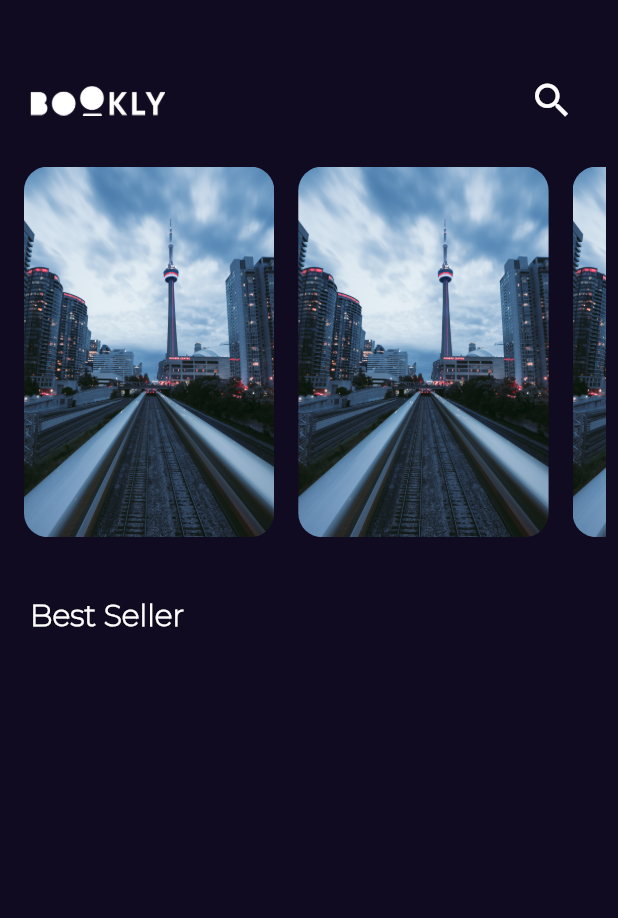
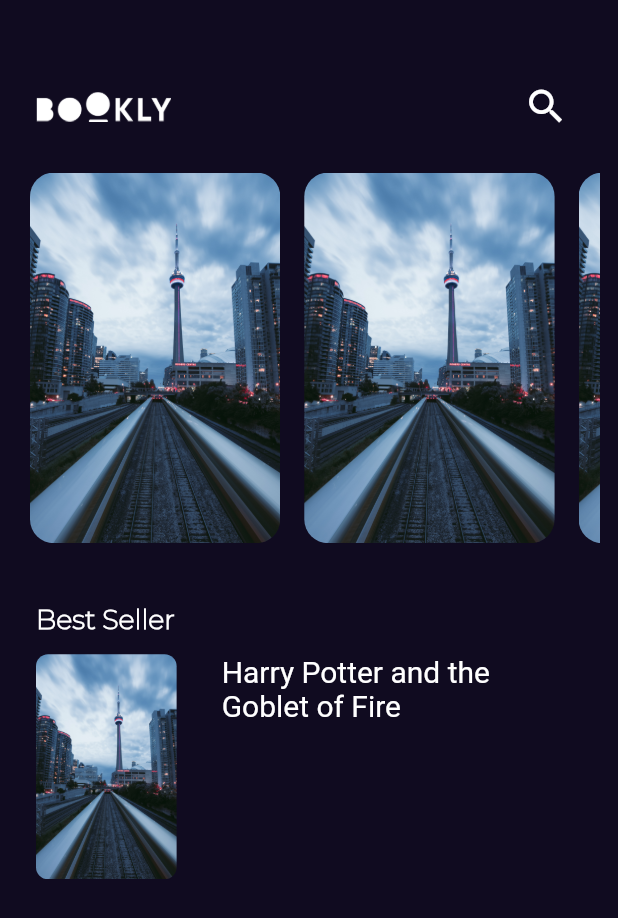
Before and after one commit to wohamedosama/book_app, a Flutter app: the screen it shows after launch, on a phone screen of 412 x 824 dp. Shown: the top 918 px of the screen. Run offline on Flutter 3.47's test engine with Material 2 defaults, Android fonts, the phone set to English and light mode, and no system bars; our stand-ins replace get; Roboto replaces fonts that are missing (GT Sectra Fine).

Commit message:
Finish Font Style And Text

```diff
--- a/lib/constants.dart
+++ b/lib/constants.dart
@@ -2,3 +2,5 @@ import 'package:flutter/cupertino.dart';
 
 const kPrimaryColor = Color(0xff100B20);
 const kTransitionDuration = Duration(milliseconds: 500);
+const kGtSectraFine = 'GT Sectra Fine';
+const kMontserrat = 'Montserrat';
--- /dev/null
+++ b/lib/core/utils/styles/styles.dart
@@ -0,0 +1,30 @@
+import 'package:book_app/constants.dart';
+import 'package:flutter/material.dart';
+
+class Styles {
+  static const textStyle18 = TextStyle(
+    fontFamily: kMontserrat,
+    fontSize: 18,
+    color: Colors.white,
+    fontWeight: FontWeight.w600,
+  );
+  static const textStyle20 = TextStyle(
+    fontSize: 20,
+    fontWeight: FontWeight.normal,
+    fontFamily: kGtSectraFine,
+  );
+  static const textStyle14 = TextStyle(
+    fontSize: 14,
+    fontWeight: FontWeight.normal,
+  );
+  static const textStyle16 = TextStyle(
+    fontFamily: 'Gilroy-Bold',
+    fontSize: 16,
+    fontWeight: FontWeight.w500,
+  );
+  static const textStyle30 = TextStyle(
+    fontSize: 30,
+    fontWeight: FontWeight.normal,
+    fontFamily: kGtSectraFine,
+  );
+}
--- a/lib/core/utils/theme/dark_theme.dart
+++ b/lib/core/utils/theme/dark_theme.dart
@@ -1,16 +1,25 @@
 import 'package:book_app/constants.dart';
 import 'package:flutter/material.dart';
 
-ThemeData lightTheme = ThemeData(
-  scaffoldBackgroundColor: Colors.white,
+ThemeData darkTheme = ThemeData(
+  scaffoldBackgroundColor: kPrimaryColor,
   fontFamily: 'Montserrat',
   textTheme: const TextTheme(
     titleMedium: TextStyle(
-      fontFamily: 'Montserrat',
-      color: kPrimaryColor,
-      fontSize: 20,
+      color: Colors.white,
+      fontSize: 18,
       fontWeight: FontWeight.w600,
       height: 1.2,
     ),
+    titleLarge: TextStyle(
+      color: Colors.white,
+      fontSize: 20,
+      fontWeight: FontWeight.normal,
+      fontFamily: kGtSectraFine,
+    ),
+    titleSmall: TextStyle(
+      fontWeight: FontWeight.normal,
+      fontSize: 14,
+    ),
   ),
 );
--- a/lib/core/utils/theme/light_theme.dart
+++ b/lib/core/utils/theme/light_theme.dart
@@ -1,16 +1,20 @@
 import 'package:book_app/constants.dart';
 import 'package:flutter/material.dart';
 
-ThemeData darkTheme = ThemeData(
-  scaffoldBackgroundColor: kPrimaryColor,
-  fontFamily: 'Montserrat',
+ThemeData lightTheme = ThemeData(
+  scaffoldBackgroundColor: Colors.white,
+  fontFamily: kMontserrat,
   textTheme: const TextTheme(
     titleMedium: TextStyle(
-      fontFamily: 'Montserrat',
-      color: Colors.white,
+      fontFamily: kMontserrat,
+      color: kPrimaryColor,
       fontSize: 20,
       fontWeight: FontWeight.w600,
       height: 1.2,
     ),
+    titleLarge: TextStyle(
+      fontSize: 18,
+      fontWeight: FontWeight.w600,
+    ),
   ),
 );
--- a/lib/features/home/presentation/views/widgets/custom_app_bar.dart
+++ b/lib/features/home/presentation/views/widgets/custom_app_bar.dart
@@ -24,8 +24,8 @@ class CustomAppBar extends StatelessWidget {
             onPressed: () {},
             icon: const Icon(
               Icons.search,
+              color: Colors.white,
               size: 30,
-              color: Colors.white,
             ),
           ),
         ],
--- a/lib/features/home/presentation/views/widgets/home_view_body.dart
+++ b/lib/features/home/presentation/views/widgets/home_view_body.dart
@@ -1,3 +1,5 @@
+import 'package:book_app/core/utils/assets.dart';
+import 'package:book_app/core/utils/theme/dark_theme.dart';
 import 'package:book_app/features/home/presentation/views/widgets/custom_app_bar.dart';
 import 'package:book_app/features/home/presentation/views/widgets/feature_book_list_view.dart';
 import 'package:flutter/material.dart';
@@ -8,7 +10,7 @@ class HomeViewBody extends StatelessWidget {
   @override
   Widget build(BuildContext context) {
     return Padding(
-      padding: const EdgeInsets.all(8.0),
+      padding: const EdgeInsets.all(12.0),
       child: Column(
         crossAxisAlignment: CrossAxisAlignment.start,
         children: [
@@ -19,14 +21,55 @@ class HomeViewBody extends StatelessWidget {
             padding: const EdgeInsets.only(left: 12.0),
             child: Text(
               'Best Seller',
-              style: ThemeData().textTheme.titleMedium!.copyWith(
-                    color: Colors.white,
-                    fontSize: 20,
-                    fontFamily: 'Montserrat',
-                    fontWeight: FontWeight.w600,
-                    height: 1.2,
+              style: darkTheme.textTheme.titleMedium,
+            ),
+          ),
+          const BestSellerListViewItem(),
+        ],
+      ),
+    );
+  }
+}
+
+class BestSellerListViewItem extends StatelessWidget {
+  const BestSellerListViewItem({super.key});
+
+  @override
+  Widget build(BuildContext context) {
+    return Padding(
+      padding: const EdgeInsets.all(12.0),
+      child: Row(
+        crossAxisAlignment: CrossAxisAlignment.start,
+        children: [
+          SizedBox(
+            height: 150,
+            child: AspectRatio(
+              aspectRatio: 2.5 / 4,
+              child: Container(
+                decoration: BoxDecoration(
+                  borderRadius: BorderRadius.circular(8),
+                  image: const DecorationImage(
+                    fit: BoxFit.fill,
+                    image: AssetImage(AssetsData.testPhoto1),
                   ),
+                ),
+              ),
             ),
+          ),
+          const SizedBox(width: 30),
+          Column(
+            mainAxisAlignment: MainAxisAlignment.spaceBetween,
+            children: [
+              SizedBox(
+                width: MediaQuery.of(context).size.width * 0.5,
+                child: Text(
+                  'Harry Potter and the Goblet of Fire',
+                  style: darkTheme.textTheme.titleLarge,
+                  maxLines: 2,
+                  overflow: TextOverflow.ellipsis,
+                ),
+              ),
+            ],
           ),
         ],
       ),
--- a/lib/features/splash/presentation/views/widget/sliding_text.dart
+++ b/lib/features/splash/presentation/views/widget/sliding_text.dart
@@ -1,3 +1,4 @@
+import 'package:book_app/core/utils/theme/dark_theme.dart';
 import 'package:flutter/material.dart';
 
 class SlidingText extends StatelessWidget {
@@ -15,8 +16,9 @@ class SlidingText extends StatelessWidget {
       builder: (BuildContext context, _) {
         return SlideTransition(
           position: slidingAnimation,
-          child: const Text(
+          child: Text(
             'Read Free Book',
+            style: darkTheme.textTheme.titleMedium,
             textAlign: TextAlign.center,
           ),
         );
```
